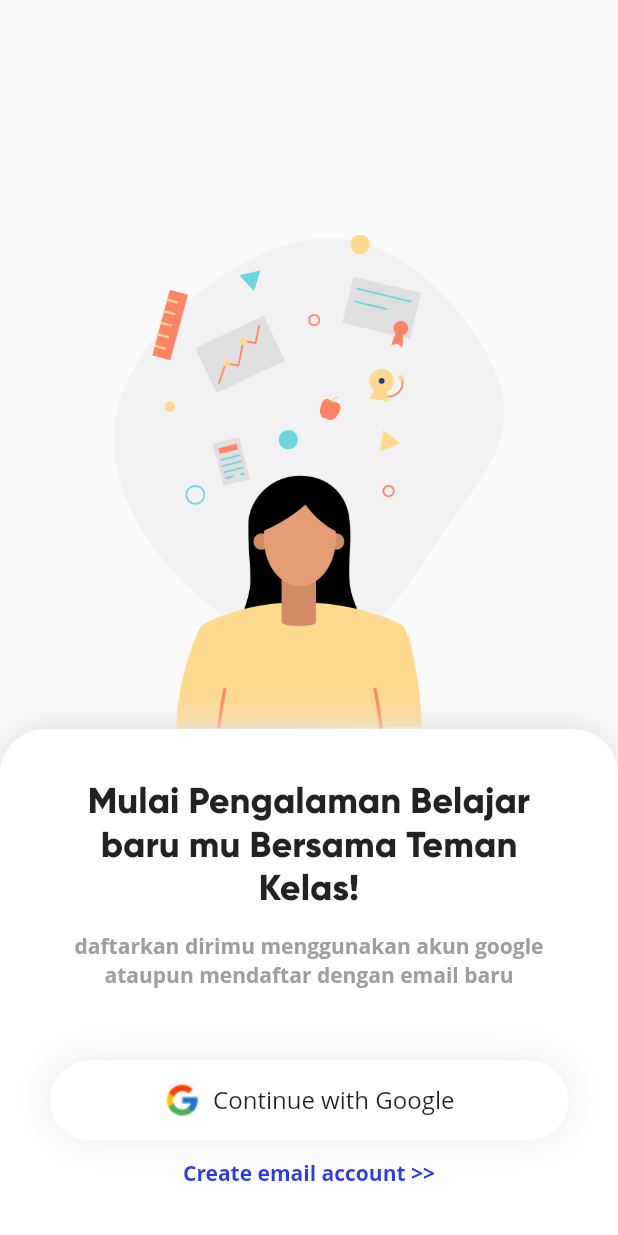
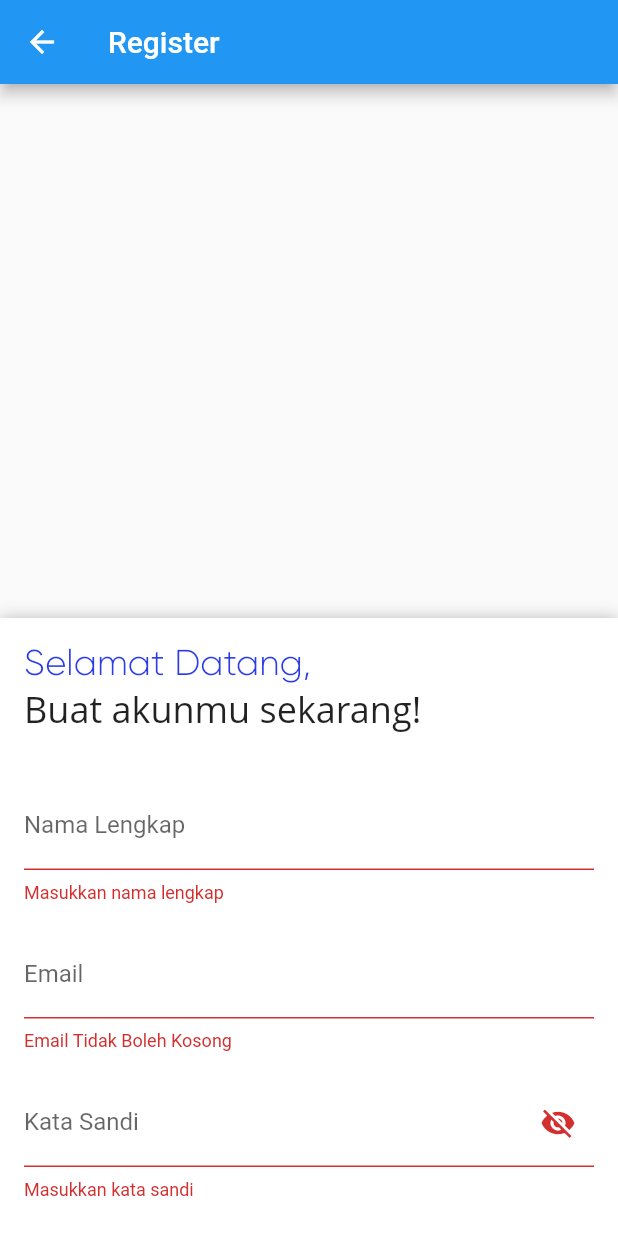
Before and after one commit to rehanarroihan/7Class, a Flutter app: the WelcomeScreen screen opened directly, after a tap on "Create email account >>", on a phone screen of 412 x 824 dp. Run offline on Flutter 3.47's test engine with Material 2 defaults, Android fonts, the phone set to English and light mode, and no system bars; drawn by our look-alikes of sliding_up_panel; our stand-ins replace bloc, dio, equatable, firebase_crashlytics, flutter_bloc, fluttertoast and 2 more; missing offline and left inert: flutter_stetho; accounts and stored records are empty.

Commit message:
register success with loading issue

```diff
--- a/lib/bloc/auth/auth_event.dart
+++ b/lib/bloc/auth/auth_event.dart
@@ -7,13 +7,20 @@ abstract class AuthEvent extends Equatable {
   List<Object> get props => [];
 }
 
-class CheckEmailStatusEvent extends AuthEvent {
+class EmailRegisteredEvent extends AuthEvent {
   final String email;
 
-  CheckEmailStatusEvent(this.email);
+  EmailRegisteredEvent({
+    this.email
+  });
 
   @override
-  String toString() => 'CheckEmailStatusEvent';
+  String toString() => 'EmailRegisteredEvent';
+}
+
+class RegisterPasswordObscureEvent extends AuthEvent {
+  @override
+  String toString() => 'RegisterPasswordObscureEvent';
 }
 
 class DoRegisterEvent extends AuthEvent {
@@ -30,3 +37,8 @@ class DoRegisterEvent extends AuthEvent {
   @override
   String toString() => 'DoRegisterEvent';
 }
+
+class ToggleEmailRegisteredEvent extends AuthEvent {
+  @override
+  String toString() => 'ToggleEmailRegisteredEvent';
+}
--- a/lib/bloc/auth/auth_state.dart
+++ b/lib/bloc/auth/auth_state.dart
@@ -9,24 +9,20 @@ abstract class AuthState extends Equatable {
 
 class InitialAuthState extends AuthState {}
 
-class DoRegisterState extends AuthState {
-  @override
-  String toString() => 'DoRegisterState';
-}
+class DoRegisterState extends AuthState {}
 
-class RegisterResultState extends AuthState {
+class RegisterResultState extends AuthState {}
 
-
-  @override
-  String toString() => 'RegisterResultState';
-}
-
-class EmailCheckState extends AuthState {}
+class RegisterPasswordObscureState extends AuthState {}
 
 class EmailCheckResultState extends AuthState {}
+
+class EmailRegisteredState extends AuthState {}
 
 class RegisterFailedState extends AuthState {
   final String message;
 
   RegisterFailedState({this.message});
 }
+
+class ToggleEmailRegisteredState extends AuthState {}
--- a/lib/main.dart
+++ b/lib/main.dart
@@ -10,7 +10,7 @@ Future<Null> main() async {
 
   App.configure(
       flavor: Flavor.DEVELOPMENT,
-      apiBaseURL: 'http://10.208.110.253:8087/v1/',
+      apiBaseURL: 'http://10.209.17.178:8087/v1/',
       appTitle: '7Class Development'
   );
 
--- /dev/null
+++ b/lib/screens/auth_screen.dart
@@ -0,0 +1,233 @@
+import 'dart:ui';
+
+import 'package:flutter/material.dart';
+import 'package:flutter_bloc/flutter_bloc.dart';
+import 'package:sevenclass/bloc/auth/auth_bloc.dart';
+import 'package:sevenclass/bloc/auth/auth_event.dart';
+import 'package:sevenclass/bloc/auth/auth_state.dart';
+import 'package:sevenclass/helpers/app_color.dart';
+import 'package:sevenclass/helpers/constant_helper.dart';
+import 'package:sevenclass/widgets/base/toast.dart';
+import 'package:sliding_up_panel/sliding_up_panel.dart';
+
+class AuthScreen extends StatelessWidget {
+  AuthBloc _authBloc  = AuthBloc();
+
+  TextEditingController _nameTEC = new TextEditingController();
+  TextEditingController _emailTEC = new TextEditingController();
+  TextEditingController _passwordTEC = new TextEditingController();
+
+  GlobalKey<FormState> _registerFormState = GlobalKey();
+
+  @override
+  Widget build(BuildContext context) {
+    double _screenHeight = MediaQuery.of(context).size.height;
+
+    return BlocListener(
+      bloc: _authBloc,
+      listener: (context, state) {
+        if (state is RegisterResultState) {
+          _neverSatisfied(context);
+        } else if (state is RegisterFailedState) {
+          showToast(state.message);
+        }
+      },
+      child: BlocBuilder(
+        bloc: _authBloc,
+        builder: (context, state){
+         return Scaffold(
+          appBar: AppBar(
+            title: Text('Register'),
+          ),
+          body: SlidingUpPanel(
+            minHeight: _screenHeight * 0.5,
+            panel: _registerWidget(),
+            body: Container(
+              height: MediaQuery.of(context).size.height,
+              color: Colors.transparent,
+            ),
+          ),
+        );
+      }
+      ),
+    );
+  }
+
+  Widget _registerWidget() {
+    return Container(
+      color: Colors.white,
+      padding: EdgeInsets.symmetric(vertical: 16, horizontal: 16),
+      child: Column(
+        crossAxisAlignment: CrossAxisAlignment.start,
+        children: <Widget>[
+          Text(
+            'Selamat Datang,',
+            style: TextStyle(
+              fontFamily: ConstantHelper.PRIMARY_FONT,
+              fontWeight: FontWeight.w500,
+              color: AppColors.bluePrimary,
+              fontSize: 24,
+            ),
+          ),
+          Text(
+            'Buat akunmu sekarang!',
+            style: TextStyle(
+              fontFamily: ConstantHelper.SECONDARY_FONT,
+              fontWeight: FontWeight.w500,
+              fontSize: 24,
+            ),
+          ),
+          SizedBox(height: 32),
+          Form(
+            key: _registerFormState,
+            child: Column(children: <Widget>[
+              TextFormField(
+                controller: _nameTEC,
+                decoration: InputDecoration(
+                    labelText: "Nama Lengkap"
+                ),
+                validator: (value) {
+                  if (value == "") {
+                    return 'Masukkan nama lengkap';
+                  }
+
+                  return null;
+                },
+                autovalidate: true,
+              ),
+              SizedBox(height: 18),
+              TextFormField(
+                controller: _emailTEC,
+                autovalidate: true,
+                keyboardType: TextInputType.emailAddress,
+                decoration: InputDecoration(
+                  labelText: "Email",
+                  suffix: _authBloc.isEmailAlreadyRegistered ?
+                    Icon(Icons.close, color: Colors.red) : null
+                ),
+                onChanged: (value) {
+                  if (_authBloc.isEmailAlreadyRegistered) {
+                    _authBloc.add(ToggleEmailRegisteredEvent());
+                  }
+                },
+                validator: validateEmail,
+              ),
+              SizedBox(height: 18),
+              TextFormField(
+                controller: _passwordTEC,
+                keyboardType: TextInputType.text,
+                obscureText: _authBloc.registerPasswordObscure,
+                decoration: InputDecoration(
+                  labelText: "Kata Sandi",
+                  suffixIcon: IconButton(
+                      icon: Icon(!_authBloc.registerPasswordObscure
+                          ? Icons.visibility
+                          : Icons.visibility_off
+                      ),
+                      onPressed: () {
+                        _authBloc.add(RegisterPasswordObscureEvent());
+                      }
+                  ),
+                ),
+                validator: (value) {
+                  if (value == "") {
+                    return 'Masukkan kata sandi';
+                  } else if (value.length < 8) {
+                    return "Kata sandi kurang dari 8 karakter";
+                  }
+
+                  return null;
+                },
+                autovalidate: true,
+              ),
+              SizedBox(height: 32),
+              Container(
+                width: double.infinity,
+                child: RaisedButton(
+                  onPressed: () => !_authBloc.isRegisterLoading ? _doRegister() : null,
+                  color: AppColors.bluePrimary,
+                  padding: EdgeInsets.symmetric(vertical: 14),
+                  shape: RoundedRectangleBorder(
+                      borderRadius: BorderRadius.circular(10)
+                  ),
+                  child: Text(
+                    _authBloc.isRegisterLoading ? 'Please wait...' : 'Register',
+                    style: TextStyle(
+                        fontSize: 18,
+                        fontFamily: ConstantHelper.PRIMARY_FONT,
+                        fontWeight: FontWeight.w600,
+                        color: Colors.white
+                    ),
+                  ),
+                ),
+              ),
+            ]),
+          ),
+        ],
+      ),
+    );
+  }
+
+  String validateEmail(String value) {
+    Pattern pattern =
+        r'^(([^<>()[\]\\.,;:\s@\"]+(\.[^<>()[\]\\.,;:\s@\"]+)*)|(\".+\"))@((\[[0-9]{1,3}\.[0-9]{1,3}\.[0-9]{1,3}\.[0-9]{1,3}\])|(([a-zA-Z\-0-9]+\.)+[a-zA-Z]{2,}))$';
+    RegExp regex = new RegExp(pattern);
+    if (value.isEmpty)
+      return 'Email Tidak Boleh Kosong';
+    else if (!regex.hasMatch(value))
+      return 'Masukkan Email yang valid';
+    else if (_authBloc.isEmailAlreadyRegistered)
+      return "Email already registered";
+    else if (value == _authBloc.previousRegisteredEmail)
+      return "Email already registered";
+    else
+      return null;
+  }
+
+  Future<void> _neverSatisfied(BuildContext context) async {
+    return showDialog<void>(
+      context: context,
+      barrierDismissible: false, // user must tap button!
+      builder: (BuildContext context) {
+        return AlertDialog(
+          title: Text('Rewind and remember'),
+          content: SingleChildScrollView(
+            child: ListBody(
+              children: <Widget>[
+                Text('You will never be satisfied.'),
+                Text('You\’re like me. I’m never satisfied.'),
+              ],
+            ),
+          ),
+          actions: <Widget>[
+            FlatButton(
+              child: Text('Regret'),
+              onPressed: () {
+                Navigator.of(context).pop();
+              },
+            ),
+          ],
+        );
+      },
+    );
+  }
+
+  _doRegister() {
+    _registerFormState.currentState.save();
+    bool valid = _registerFormState.currentState.validate();
+
+    if (!valid) {
+      return false;
+    }
+
+    String email = _emailTEC.text;
+    String password = _passwordTEC.text;
+    String fullName = _nameTEC.text;
+
+    _authBloc.add(DoRegisterEvent(
+      email: email,
+      password: password,
+      fullName: fullName
+    ));
+  }
+}
--- a/lib/screens/welcome_screen.dart
+++ b/lib/screens/welcome_screen.dart
@@ -3,6 +3,7 @@ import 'package:flutter/material.dart';
 import 'package:google_sign_in/google_sign_in.dart';
 import 'package:sevenclass/helpers/app_color.dart';
 import 'package:sevenclass/helpers/constant_helper.dart';
+import 'package:sevenclass/screens/auth_screen.dart';
 import 'package:sevenclass/widgets/google_style_login_button.dart';
 
 class WelcomeScreen extends StatefulWidget {
@@ -134,9 +135,9 @@ class _WelcomeScreenState extends State<WelcomeScreen> {
                       SizedBox(height: 12),
                       GestureDetector(
                         onTap: () {
-                          /*Navigator.push(context,
+                          Navigator.push(context,
                             MaterialPageRoute(builder: (context) => AuthScreen())
-                          );*/
+                          );
                         },
                         child: Text(
                           'Create email account >>',
--- a/pubspec.yaml
+++ b/pubspec.yaml
@@ -19,6 +19,7 @@ dependencies:
   google_sign_in: ^4.1.4
   sliding_up_panel: ^1.0.0
   flutter_stetho: ^0.5.2
+  fluttertoast: ^3.1.3
 
 dev_dependencies:
   flutter_test:
```
Also changed, not shown: lib/app.dart (+14 -0 lines), lib/bloc/auth/auth_bloc.dart (+26 -16 lines), lib/widgets/base/toast.dart (added, +11 -0 lines), pubspec.lock.
